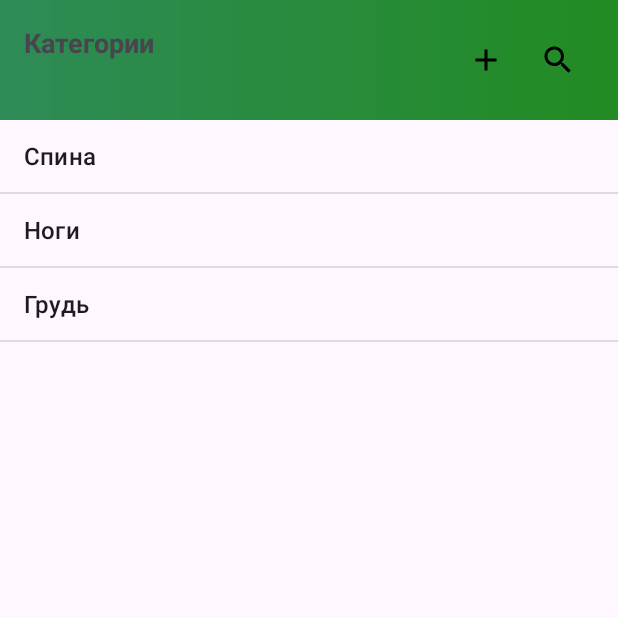
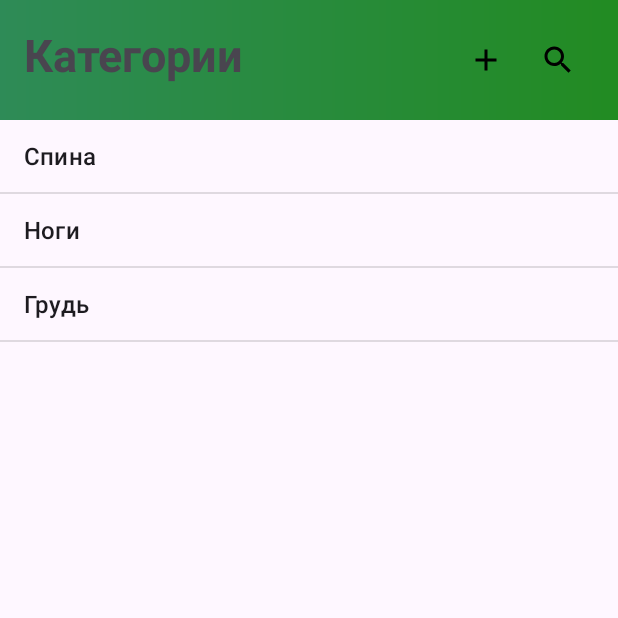
Before and after one commit to ArtyukovNikita/Workaut_helper_app, an Android app: the CategoryActivity screen opened directly, with no data from a screen before it, on a phone screen of 412 x 824 dp, the top half of it. Run offline under Robolectric (Android 15) with nearby library versions, the phone set to English and light mode, and no system bars.

```diff
--- a/app/src/main/res/layout/activity_category.xml
+++ b/app/src/main/res/layout/activity_category.xml
@@ -17,7 +17,7 @@
             android:layout_width="0dp"
             android:layout_weight="1"
             android:layout_height="wrap_content"
-            android:textSize="18sp"
+            android:textSize="30sp"
             android:textStyle="bold"/>
 
         <ImageButton
--- a/app/src/main/res/layout/activity_exercise.xml
+++ b/app/src/main/res/layout/activity_exercise.xml
@@ -17,7 +17,7 @@
             android:layout_width="0dp"
             android:layout_weight="1"
             android:layout_height="wrap_content"
-            android:textSize="18sp"
+            android:textSize="30sp"
             android:textStyle="bold"/>
 
         <ImageButton
```
Also changed, not shown: app/src/main/java/com/example/workauthelper/ExerciseActivity.java (+9 -5 lines).
